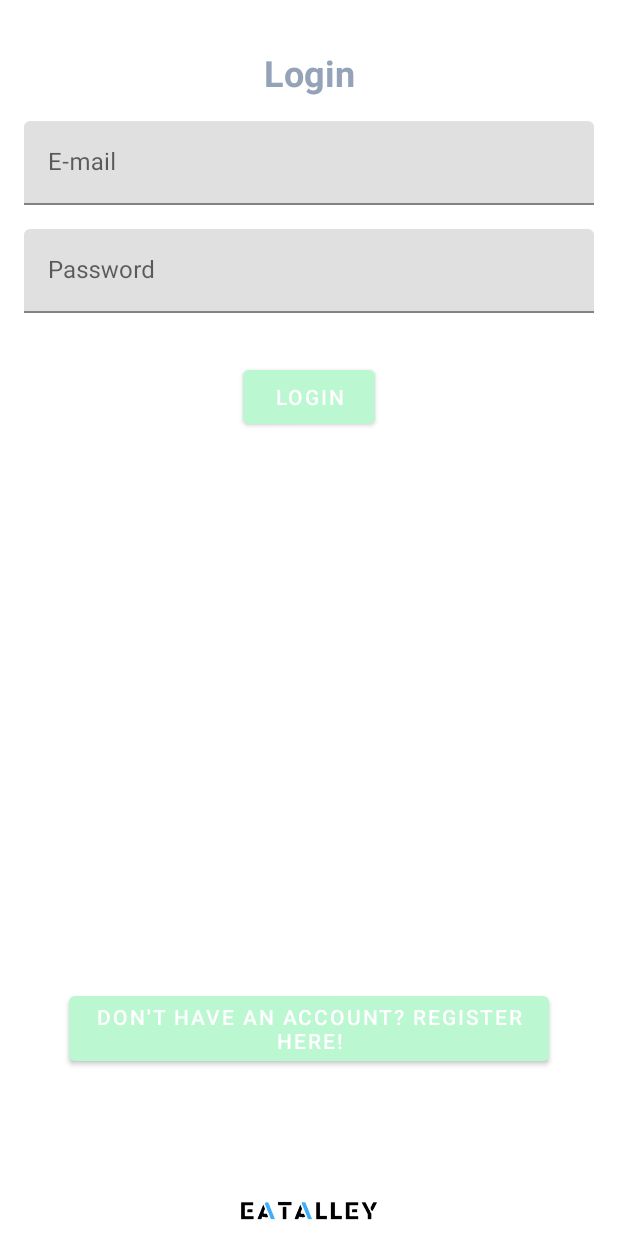
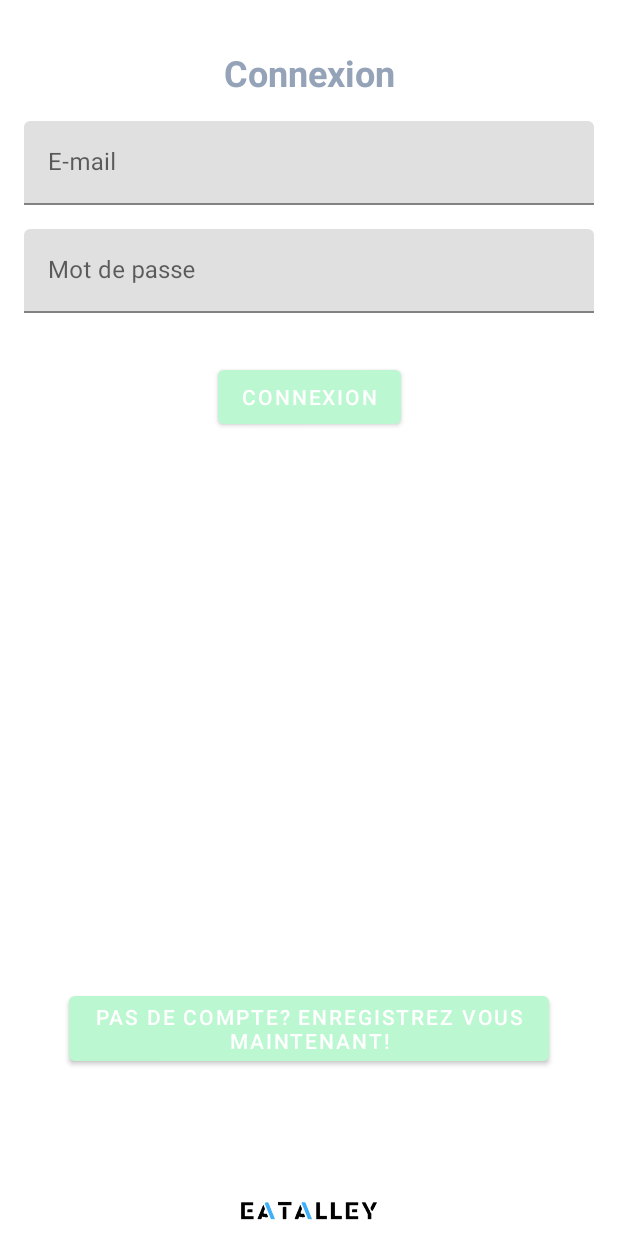
Before and after one commit to sudo-slingshot/AndroidERestaurantLECLECH, an Android app: the fragment LoginFragment placed in its activity, on a phone screen of 412 x 824 dp. Run offline under Robolectric (Android 15) with nearby library versions, the phone set to English and light mode, and no system bars; our stand-ins replace Volley; network calls fail.

Commit message:
String fixes commit
Last commit

```diff
--- a/app/src/main/res/layout/fragment_login.xml
+++ b/app/src/main/res/layout/fragment_login.xml
@@ -84,7 +84,7 @@
         android:layout_width="wrap_content"
         android:layout_height="wrap_content"
         android:layout_marginBottom="75dp"
-        android:text="Don't have an account? Register here!"
+        android:text="Pas de compte? Enregistrez vous maintenant!"
         android:textColor="@color/white"
         app:layout_constraintBottom_toTopOf="@+id/imageView3"
         app:layout_constraintEnd_toEndOf="parent"
--- a/app/src/main/res/layout/fragment_register.xml
+++ b/app/src/main/res/layout/fragment_register.xml
@@ -112,7 +112,7 @@
         android:layout_height="wrap_content"
         android:layout_marginBottom="60dp"
         android:background="@color/slate_400"
-        android:text="Already a client? Login here!"
+        android:text="Déja client? Connectez vous!"
         android:textColor="@color/white"
         app:layout_constraintBottom_toTopOf="@+id/imageView4"
         app:layout_constraintEnd_toEndOf="parent"
--- a/app/src/main/res/values/strings.xml
+++ b/app/src/main/res/values/strings.xml
@@ -16,15 +16,15 @@
     <string name="itemAdded">Votre plat a été ajouté au panier</string>
     <string name="emptycart">Votre panier est vide!</string>
     <string name="shopnow">Ajoutez votre panier</string>
-    <string name="login">Login</string>
+    <string name="login">Connexion</string>
     <string name="email">E-mail</string>
-    <string name="password">Password</string>
+    <string name="password">Mot de passe</string>
     <string name="register">Enregistrer</string>
     <string name="firstname">Nom</string>
     <string name="lastname">Prénom</string>
     <string name="placeorder">Passez votre commande</string>
-    <string name="registrationerror">Merci de remplir tous les champs</string>
-    <string name="loginerror">Credentials invalides</string>
+    <string name="registrationerror">Merci de remplir tous les champs de manière correcte</string>
+    <string name="loginerror">Identifiants invalides</string>
 
 
     <!-- TODO: Remove or change this placeholder text -->
```
